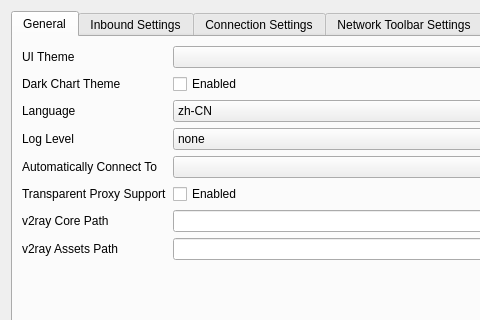
darsvador/qvssr, file src/ui/w_PrefrencesWindow.ui: the form before one commit; both pictures show x 0 to 480 and y 0 to 320 of the 789 by 500 pixel window.
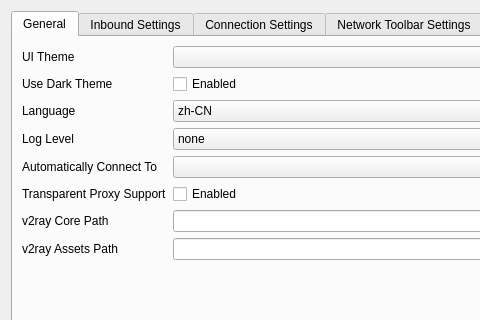
The form after the commit. Icons and pictures are not drawn.

Commit message: [add] Added dark theme support [VD] #130

The edit to the form file:
```diff
--- a/src/ui/w_PrefrencesWindow.ui
+++ b/src/ui/w_PrefrencesWindow.ui
@@ -72,7 +72,7 @@
        <item row="1" column="0">
         <widget class="QLabel" name="label_36">
          <property name="text">
-          <string>Dark Chart Theme</string>
+          <string>Use Dark Theme</string>
          </property>
         </widget>
        </item>
```
The commit also changes 9 other files.
